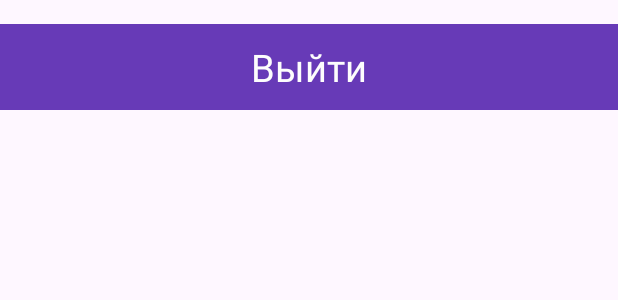
After one commit to okwhy/Health_calendar_kt, an Android app: the layout account_layout.xml on its own in the app's theme, with its tools: preview values and no code run, on a phone screen of 412 x 824 dp. The commit adds this screen. Shown: the top 300 px of the screen. Run offline under Robolectric (Android 15) with nearby library versions, the phone set to English and light mode, and no system bars.

Commit message:
Реализация работы с  авторизацией пользователя

```diff
--- a/app/src/main/java/com/sus/calendar/MainActivity.kt
+++ b/app/src/main/java/com/sus/calendar/MainActivity.kt
@@ -25,7 +25,7 @@ object RetrofitClient {
 
    // private const val BASE_URL = "http://192.168.115.110:1337/"
 
-    private const val BASE_URL = "http://10.139.51.253:1337/"
+    private const val BASE_URL = "http://192.168.0.108:1337/"
 
     val instance: ApiService by lazy {
         val retrofit = Retrofit.Builder()
--- /dev/null
+++ b/app/src/main/res/layout/account_layout.xml
@@ -0,0 +1,25 @@
+<?xml version="1.0" encoding="utf-8"?>
+<RelativeLayout xmlns:android="http://schemas.android.com/apk/res/android"
+    xmlns:app="http://schemas.android.com/apk/res-auto"
+    android:layout_width="match_parent"
+    android:layout_height="wrap_content"
+    android:id="@+id/account_layout"
+    android:clickable="true"
+    android:radius="16dp"
+    app:cardElevation="4dp"
+    app:cardCornerRadius="16dp"
+    android:layout_marginTop="16dp"
+    android:background="@color/header"
+    android:onClick="onLabelClick">
+
+    <TextView
+        android:id="@+id/account_text"
+        android:layout_width="match_parent"
+        android:layout_height="57dp"
+        android:gravity="center"
+        android:text="Выйти"
+        android:textColor="#FDFDFD"
+        android:textSize="25dp" />
+
+
+</RelativeLayout>
--- a/app/src/main/res/layout/account_page.xml
+++ b/app/src/main/res/layout/account_page.xml
@@ -11,6 +11,7 @@
         android:layout_width="match_parent"
         android:layout_height="match_parent"
         android:layout_marginBottom="34dp"
+        android:id="@+id/account_layout"
         android:orientation="vertical">
 
 
@@ -27,11 +28,11 @@
             android:onClick="onLabelClick">
 
             <TextView
-                android:id="@+id/Regist"
+                android:id="@+id/exit"
                 android:layout_width="match_parent"
                 android:layout_height="57dp"
                 android:gravity="center"
-                android:text="Войти"
+                android:text="Выйти"
                 android:textColor="#FDFDFD"
                 android:textSize="25dp" />
         </RelativeLayout>
--- a/app/src/main/res/layout/enter.xml
+++ b/app/src/main/res/layout/enter.xml
@@ -8,6 +8,7 @@
         android:layout_width="match_parent"
         android:layout_height="match_parent"
         android:orientation="vertical"
+        android:id="@+id/enter_layout"
         android:padding="16dp"
         tools:layout_editor_absoluteX="-35dp"
         tools:layout_editor_absoluteY="125dp">
```
Also changed, not shown: app/src/main/java/com/sus/calendar/AccountFragment.kt (+50 -19 lines).
